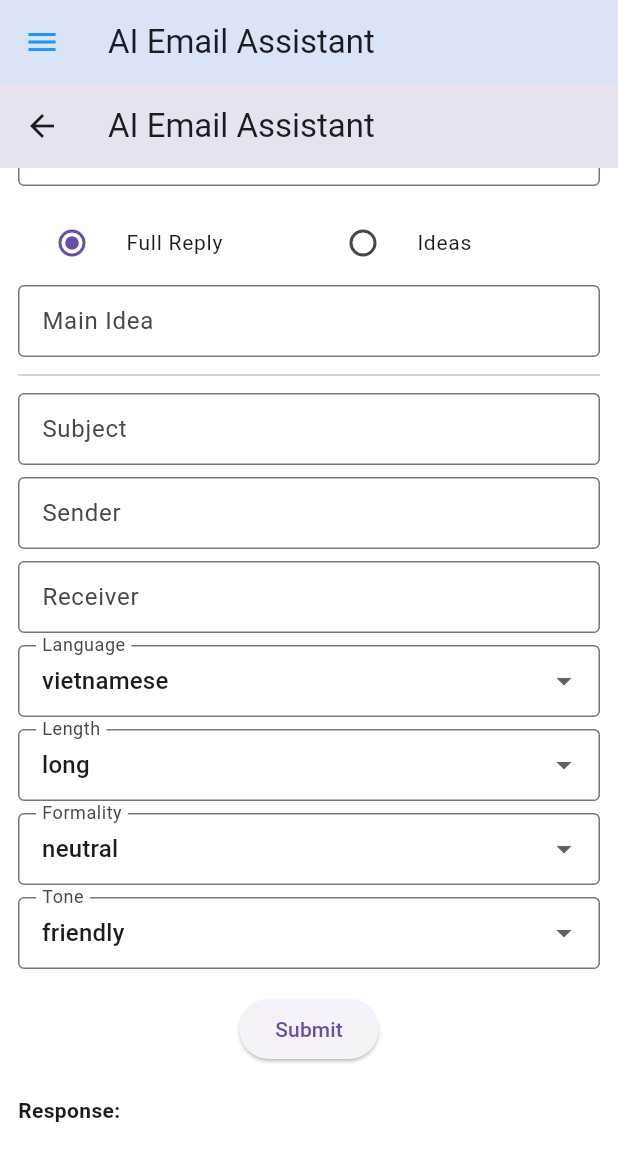
After one commit to Immatrysomecoding/AMP-AIChatApp, a Flutter app: the EmailScreen screen opened by its route, scrolled down 144 dp, after a tap on "Full Reply", on a phone screen of 412 x 824 dp. The commit adds this screen. Shown: the top 1161 px of the screen. Run offline on Flutter 3.47's test engine with Material 3 defaults, Android fonts, the light colour scheme and no system bars; our stand-ins replace file_picker, flutter_dotenv; accounts and stored records are empty.

Commit message:
Add Response Email and its UI

```diff
--- /dev/null
+++ b/lib/Screens/email_screen.dart
@@ -0,0 +1,32 @@
+import 'package:aichat/widgets/email.dart';
+import 'package:aichat/widgets/sidebar.dart';
+import 'package:flutter/material.dart';
+
+class EmailScreen extends StatelessWidget {
+  const EmailScreen({super.key});
+
+  @override
+  Widget build(BuildContext context) {
+    final isLargeScreen = MediaQuery.of(context).size.width >= 600;
+
+    return Scaffold(
+      backgroundColor: Colors.white,
+      appBar: isLargeScreen
+          ? null
+          : AppBar(
+              title: const Text('AI Email Assistant'),
+              backgroundColor: Colors.blue.shade50,
+              iconTheme: const IconThemeData(color: Colors.blue),
+            ),
+      drawer: isLargeScreen ? null : const Drawer(child: Sidebar(selectedItem: 'Email')),
+      body: isLargeScreen
+          ? Row(
+              children: const [
+                Sidebar(selectedItem: 'Email'),
+                Expanded(child: AiEmailAssistantScreen()),
+              ],
+            )
+          :  AiEmailAssistantScreen(),
+    );
+  }
+}
--- a/lib/Screens/knowledge_screen.dart
+++ b/lib/Screens/knowledge_screen.dart
@@ -31,8 +31,8 @@ class _KnowledgeScreenState extends State<KnowledgeScreen> {
       appBar: isMobile
           ? AppBar(
               title: const Text("Knowledge"),
-              backgroundColor: Colors.blue.shade50,
-              iconTheme: const IconThemeData(color: Colors.blue),
+              backgroundColor: Colors.white,
+              iconTheme: const IconThemeData(color: Colors.white),
               elevation: 0,
             )
           : null,
--- /dev/null
+++ b/lib/core/models/EmailRequest.dart
@@ -0,0 +1,65 @@
+class EmailRequest {
+  final String mainIdea;
+  final String action;
+  final String email;
+  final Metadata metadata;
+
+  EmailRequest({
+    required this.mainIdea,
+    required this.action,
+    required this.email,
+    required this.metadata,
+  });
+
+  Map<String, dynamic> toJson() => {
+        'mainIdea': mainIdea,
+        'action': action,
+        'email': email,
+        'metadata': metadata.toJson(),
+      };
+}
+
+class Metadata {
+  final List<String> context;
+  final String subject;
+  final String sender;
+  final String receiver;
+  final Style style;
+  final String language;
+
+  Metadata({
+    required this.context,
+    required this.subject,
+    required this.sender,
+    required this.receiver,
+    required this.style,
+    required this.language,
+  });
+
+  Map<String, dynamic> toJson() => {
+        'context': context,
+        'subject': subject,
+        'sender': sender,
+        'receiver': receiver,
+        'style': style.toJson(),
+        'language': language,
+      };
+}
+
+class Style {
+  final String length;
+  final String formality;
+  final String tone;
+
+  Style({
+    required this.length,
+    required this.formality,
+    required this.tone,
+  });
+
+  Map<String, dynamic> toJson() => {
+        'length': length,
+        'formality': formality,
+        'tone': tone,
+      };
+}
--- /dev/null
+++ b/lib/core/models/EmailResponse.dart
@@ -0,0 +1,19 @@
+class EmailResponse {
+  final String email;
+  final int remainingUsage;
+  final List<String> improvedActions;
+
+  EmailResponse({
+    required this.email,
+    required this.remainingUsage,
+    required this.improvedActions,
+  });
+
+  factory EmailResponse.fromJson(Map<String, dynamic> json) {
+    return EmailResponse(
+      email: json['email'] ?? '',
+      remainingUsage: json['remainingUsage'] ?? 0,
+      improvedActions: List<String>.from(json['improvedActions'] ?? []),
+    );
+  }
+}
--- a/lib/core/providers/chat_provider.dart
+++ b/lib/core/providers/chat_provider.dart
@@ -1,3 +1,5 @@
+import 'package:aichat/core/models/EmailRequest.dart';
+import 'package:aichat/core/models/EmailResponse.dart';
 import 'package:flutter/material.dart';
 import 'package:aichat/core/models/ChatMessage.dart';
 import 'package:aichat/core/models/AIModel.dart';
@@ -619,4 +621,11 @@ class ChatProvider with ChangeNotifier {
       notifyListeners();
     }
   }
+
+  Future<EmailResponse> generateResponseEmail(
+    String token,
+    EmailRequest emailRequest,
+  ) async {
+    return await _chatService.generateResponseEmail(token, emailRequest);
+  }
 }
--- a/lib/core/services/chat_service.dart
+++ b/lib/core/services/chat_service.dart
@@ -1,8 +1,10 @@
 import 'dart:convert';
+import 'package:aichat/core/models/EmailResponse.dart';
 import 'package:http/http.dart' as http;
 import 'package:aichat/core/models/ChatMessage.dart';
 import 'package:aichat/core/models/AIModel.dart';
 import 'package:flutter_dotenv/flutter_dotenv.dart';
+import 'package:aichat/core/models/EmailRequest.dart';
 
 class ChatService {
   final String baseUrl = dotenv.env['CHAT_URL'] ?? '';
@@ -279,4 +281,78 @@ class ChatService {
       'remainingUsage': 10,
     };
   }
+
+  Future<EmailResponse> generateResponseEmail(
+    String token,
+    EmailRequest model,
+  ) async {
+    final headers = {
+      'x-jarvis-guid': '',
+      'Authorization': 'Bearer $token',
+      'Content-Type': 'application/json',
+    };
+
+    final requestBody = {
+      'mainIdea': model.mainIdea,
+      'action': model.action,
+      'email': model.email,
+      'metadata': {
+        'context': model.metadata.context,
+        'subject': model.metadata.subject,
+        'sender': model.metadata.sender,
+        'receiver': model.metadata.receiver,
+        'language': model.metadata.language,
+        if (model.metadata.style != null)
+          'style': {
+            'length': model.metadata.style!.length,
+            'formality': model.metadata.style!.formality,
+            'tone': model.metadata.style!.tone,
+          },
+      },
+    };
+
+    final request = http.Request('POST', Uri.parse('$baseUrl/api/v1/ai-email'));
+    request.headers.addAll(headers);
+    request.body = json.encode(requestBody);
+
+    final response = await request.send();
+
+    final responseBody = await response.stream.bytesToString();
+    if (response.statusCode == 200) {
+      final responseData = json.decode(responseBody);
+      print("Response data: $responseData");
+      return EmailResponse.fromJson(responseData);
+    } else {
+      throw Exception('Failed: $responseBody');
+    }
+  }
+
+  // Future<void> replyEmailIdeas(String token, EmailRequest requestModel) async {
+  //   final uri = Uri.parse('$baseUrl/api/v1/ai-email/reply-ideas');
+
+  //   final headers = {
+  //     'x-jarvis-guid': '',
+  //     'Authorization': 'Bearer $token',
+  //     'Content-Type': 'application/json',
+  //   };
+
+  //   final request =
+  //       http.Request('POST', uri)
+  //         ..headers.addAll(headers)
+  //         ..body = json.encode(requestModel.toJson());
+
+  //   try {
+  //     final response = await request.send();
+
+  //     if (response.statusCode == 200) {
+  //       final responseBody = await response.stream.bytesToString();
+  //       print('✅ Response received:\n$responseBody');
+  //     } else {
+  //       print('❌ Failed with status: ${response.statusCode}');
+  //       print('Reason: ${response.reasonPhrase}');
+  //     }
+  //   } catch (e) {
+  //     print('⚠️ Error occurred while sending request: $e');
+  //   }
+  // }
 }
--- a/lib/main.dart
+++ b/lib/main.dart
@@ -1,3 +1,4 @@
+import 'package:aichat/Screens/email_screen.dart';
 import 'package:aichat/Screens/knowledge_screen.dart';
 import 'package:aichat/core/providers/knowledge_provider.dart';
 import 'package:flutter/material.dart';
@@ -61,6 +62,7 @@ class MyApp extends StatelessWidget {
         '/bot': (context) => const BotScreen(),
         '/history': (context) => const ChatHistoryScreen(),
         '/knowledge': (context) => const KnowledgeScreen(),
+        '/email': (context) => const EmailScreen(),
         '/updateBot':
             (context) => UpdateBot(
               botId: '',
--- /dev/null
+++ b/lib/widgets/email.dart
@@ -0,0 +1,297 @@
+import 'package:aichat/core/models/EmailRequest.dart';
+import 'package:aichat/core/models/EmailResponse.dart';
+import 'package:aichat/core/providers/chat_provider.dart';
+import 'package:aichat/core/providers/user_token_provider.dart';
+import 'package:flutter/material.dart';
+import 'package:provider/provider.dart';
+
+class AiEmailAssistantScreen extends StatefulWidget {
+  const AiEmailAssistantScreen({super.key});
+
+  @override
+  _AiEmailAssistantScreenState createState() => _AiEmailAssistantScreenState();
+}
+
+class _AiEmailAssistantScreenState extends State<AiEmailAssistantScreen> {
+  final emailController = TextEditingController();
+  final mainIdeaController = TextEditingController();
+  final subjectController = TextEditingController();
+  final senderController = TextEditingController();
+  final receiverController = TextEditingController();
+  String? _selectedImprovedAction;
+  EmailResponse? _lastResponse;
+
+  String selectedAction = 'full';
+  String selectedLanguage = 'vietnamese';
+  String selectedLength = 'long';
+  String selectedFormality = 'neutral';
+  String selectedTone = 'friendly';
+
+  String responseText = '';
+
+  @override
+  Widget build(BuildContext context) {
+    final isSmallScreen = MediaQuery.of(context).size.width < 360;
+
+    return Scaffold(
+      appBar: AppBar(title: const Text("AI Email Assistant")),
+      body: LayoutBuilder(
+        builder: (context, constraints) {
+          return SingleChildScrollView(
+            padding: const EdgeInsets.all(12),
+            child: ConstrainedBox(
+              constraints: BoxConstraints(minHeight: constraints.maxHeight),
+              child: IntrinsicHeight(
+                child: Column(
+                  crossAxisAlignment: CrossAxisAlignment.start,
+                  children: [
+                    _buildTextField(
+                      "Original Email",
+                      emailController,
+                      maxLines: 5,
+                    ),
+                    const SizedBox(height: 10),
+                    Row(
+                      children: [
+                        Flexible(
+                          child: RadioListTile(
+                            title: Text(
+                              "Full Reply",
+                              style: TextStyle(
+                                fontSize: isSmallScreen ? 12 : 14,
+                              ),
+                            ),
+                            value: 'full',
+                            groupValue: selectedAction,
+                            dense: true,
+                            onChanged:
+                                (val) => setState(() => selectedAction = val!),
+                          ),
+                        ),
+                        Flexible(
+                          child: RadioListTile(
+                            title: Text(
+                              "Ideas",
+                              style: TextStyle(
+                                fontSize: isSmallScreen ? 12 : 14,
+                              ),
+                            ),
+                            value: 'ideas',
+                            groupValue: selectedAction,
+                            dense: true,
+                            onChanged:
+                                (val) => setState(() => selectedAction = val!),
+                          ),
+                        ),
+                      ],
+                    ),
+                    if (selectedAction == 'full')
+                      _buildTextField("Main Idea", mainIdeaController),
+                    const Divider(),
+                    _buildTextField("Subject", subjectController),
+                    _buildTextField("Sender", senderController),
+                    _buildTextField("Receiver", receiverController),
+                    _buildDropdown(
+                      "Language",
+                      selectedLanguage,
+                      ['vietnamese', 'english'],
+                      (val) {
+                        setState(() => selectedLanguage = val!);
+                      },
+                    ),
+                    _buildDropdown(
+                      "Length",
+                      selectedLength,
+                      ['short', 'medium', 'long'],
+                      (val) {
+                        setState(() => selectedLength = val!);
+                      },
+                    ),
+                    _buildDropdown(
+                      "Formality",
+                      selectedFormality,
+                      ['formal', 'neutral', 'informal'],
+                      (val) {
+                        setState(() => selectedFormality = val!);
+                      },
+                    ),
+                    _buildDropdown(
+                      "Tone",
+                      selectedTone,
+                      ['friendly', 'serious', 'excited'],
+                      (val) {
+                        setState(() => selectedTone = val!);
+                      },
+                    ),
+                    const SizedBox(height: 12),
+                    Center(
+                      child: ElevatedButton(
+                        onPressed: _sendRequest,
+                        child: const Text("Submit"),
+                      ),
+                    ),
+                    const SizedBox(height: 20),
+                    const Text(
+                      "Response:",
+                      style: TextStyle(fontWeight: FontWeight.bold),
+                    ),
+                    const SizedBox(height: 6),
+                    SelectableText(
+                      responseText,
+                      style: TextStyle(fontSize: 14),
+                    ),
+                    const SizedBox(height: 12),
+                    if (_lastResponse != null) _buildImprovedActionButtons(),
+                    const SizedBox(height: 20),
+                  ],
+                ),
+              ),
+            ),
+          );
+        },
+      ),
+    );
+  }
+
+  Widget _buildImprovedActionButtons() {
+    if (_lastResponse == null || _lastResponse!.improvedActions.isEmpty) {
+      return const SizedBox.shrink();
+    }
+
+    return Column(
+      crossAxisAlignment: CrossAxisAlignment.start,
+      children: [
+        const Text(
+          "Try an improvement:",
+          style: TextStyle(fontWeight: FontWeight.bold),
+        ),
+        const SizedBox(height: 8),
+        Wrap(
+          spacing: 8,
+          children:
+              _lastResponse!.improvedActions.map((action) {
+                final isSelected = _selectedImprovedAction == action;
+
+                return ElevatedButton(
+                  style: ElevatedButton.styleFrom(
+                    backgroundColor: isSelected ? Colors.blueAccent : null,
+                  ),
+                  onPressed: () {
+                    setState(() {
+                      _selectedImprovedAction = action;
+                    });
+                    _sendRequest();
+                  },
+                  child: Text(action),
+                );
+              }).toList(),
+        ),
+        const SizedBox(height: 16),
+      ],
+    );
+  }
+
+  Widget _buildTextField(
+    String label,
+    TextEditingController controller, {
+    int maxLines = 1,
+  }) {
+    return Padding(
+      padding: const EdgeInsets.symmetric(vertical: 4),
+      child: TextField(
+        controller: controller,
+        maxLines: maxLines,
+        decoration: InputDecoration(
+          labelText: label,
+          border: const OutlineInputBorder(),
+          contentPadding: const EdgeInsets.symmetric(
+            horizontal: 12,
+            vertical: 10,
+          ),
+        ),
+      ),
+    );
+  }
+
+  Widget _buildDropdown(
+    String label,
+    String current,
+    List<String> options,
+    ValueChanged<String?> onChanged,
+  ) {
+    return Padding(
+      padding: const EdgeInsets.symmetric(vertical: 4),
+      child: DropdownButtonFormField<String>(
+        value: current,
+        decoration: InputDecoration(
+          labelText: label,
+          border: const OutlineInputBorder(),
+          contentPadding: const EdgeInsets.symmetric(
+            horizontal: 12,
+            vertical: 10,
+          ),
+        ),
+        items:
+            options
+                .map((opt) => DropdownMenuItem(value: opt, child: Text(opt)))
+                .toList(),
+        onChanged: onChanged,
+      ),
+    );
+  }
+
+  Future<void> _sendRequest() async {
+    setState(() {
+      responseText = "Generating...";
+    });
+
+    final provider = Provider.of<ChatProvider>(context, listen: false);
+    final token =
+        Provider.of<UserTokenProvider>(
+          context,
+          listen: false,
+        ).user!.accessToken;
+
+    final model = EmailRequest(
+      mainIdea: mainIdeaController.text,
+      action: _selectedImprovedAction ?? selectedAction,
+
+      email: emailController.text,
+      metadata: Metadata(
+        context: [],
+        subject: subjectController.text,
+        sender: senderController.text,
+        receiver: receiverController.text,
+        language: selectedLanguage,
+        style: Style(
+          length: selectedLength,
+          formality: selectedFormality,
+          tone: selectedTone,
+        ),
+      ),
+    );
+
+    try {
+      try {
+        final response = await provider.generateResponseEmail(token, model);
+
+        setState(() {
+          _lastResponse = response; // ✅ Save for reuse
+          responseText = '''Email: ${response.email}
+
+
+🧮 Remaining Usage: ${response.remainingUsage}
+''';
+        });
+      } catch (e) {
+        setState(() {
+          responseText = "❌ Error: $e";
+        });
+      }
+    } catch (e) {
+      setState(() {
+        responseText = "❌ Error: $e";
+      });
+    }
+  }
+}
--- a/lib/widgets/sidebar.dart
+++ b/lib/widgets/sidebar.dart
@@ -78,11 +78,13 @@ class Sidebar extends StatelessWidget {
 
           _buildNavOption(
             context: context,
-            icon: Icons.group_outlined,
-            label: 'Group',
-            isSelected: selectedItem == 'Group',
+            icon: Icons.email_outlined,
+            label: 'Email',
+            isSelected: selectedItem == 'Email',
             onTap: () {
-              // Navigate to group screen
+              if (selectedItem != 'EMAIL') {
+                Navigator.pushReplacementNamed(context, '/email');
+              }
             },
           ),
 
```
